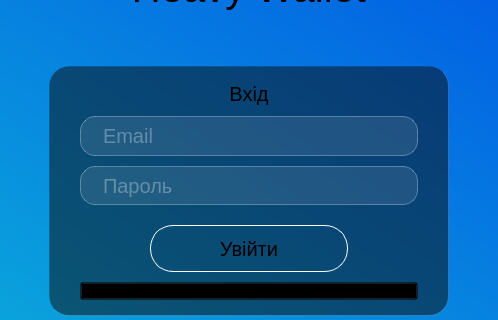
The window that budget_manager_frontend/forms/loginwindow.ui (BogdanKalysh/budget_manager_app) describes before a commit, drawn with Qt 5; both pictures show x 201 to 699 and y 84 to 404 of the 900 by 550 pixel window.
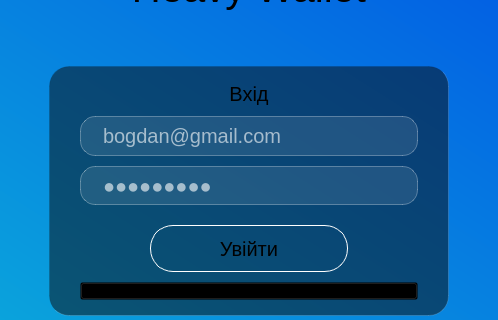
The same window after the commit. Icons and pictures are not drawn.

Patch:
```diff
--- a/budget_manager_frontend/forms/loginwindow.ui
+++ b/budget_manager_frontend/forms/loginwindow.ui
@@ -196,7 +196,7 @@
           <string notr="true"/>
          </property>
          <property name="text">
-          <string/>
+          <string>bogdan@gmail.com</string>
          </property>
          <property name="placeholderText">
           <string>Email</string>
@@ -221,7 +221,7 @@
           <enum>Qt::ClickFocus</enum>
          </property>
          <property name="text">
-          <string/>
+          <string>qwerty123</string>
          </property>
          <property name="echoMode">
           <enum>QLineEdit::Password</enum>
```
